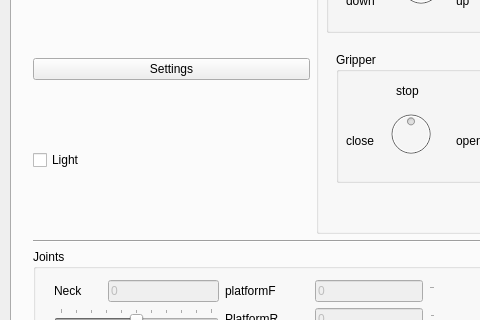
Old version of the form gui/gui_/mainwindow.ui in the repository Jersey-Devil/engineer_gui; both pictures show x 0 to 480 and y 142 to 462 of the 1063 by 794 pixel window.
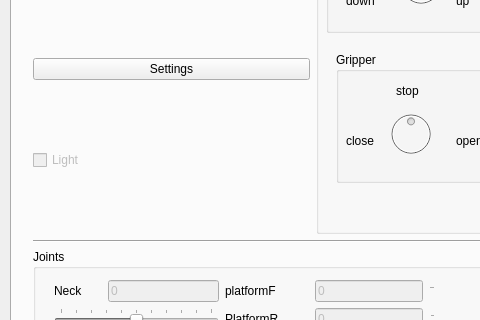
New version of the form. The open tabs and pages were chosen to show the change. Custom widgets are drawn as their Qt base class.

The edit to the form file:
```diff
--- a/gui/gui_/mainwindow.ui
+++ b/gui/gui_/mainwindow.ui
@@ -60,6 +60,9 @@
            </item>
            <item>
             <widget class="QCheckBox" name="lightToggle">
+             <property name="enabled">
+              <bool>false</bool>
+             </property>
              <property name="text">
               <string>Light</string>
              </property>
```
Left out of the diff: 4 changed lines with no effect on the pictures.
